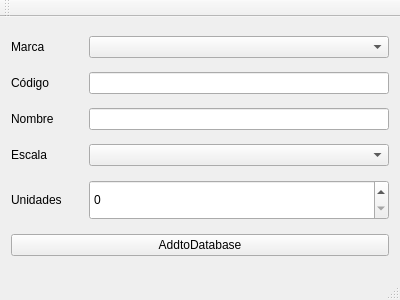
First picture: the form in BaseDatosModelismo/mainwindow.ui, repository PaulMaxAvalosAguilar/BaseDatosModelismo, before the edit.
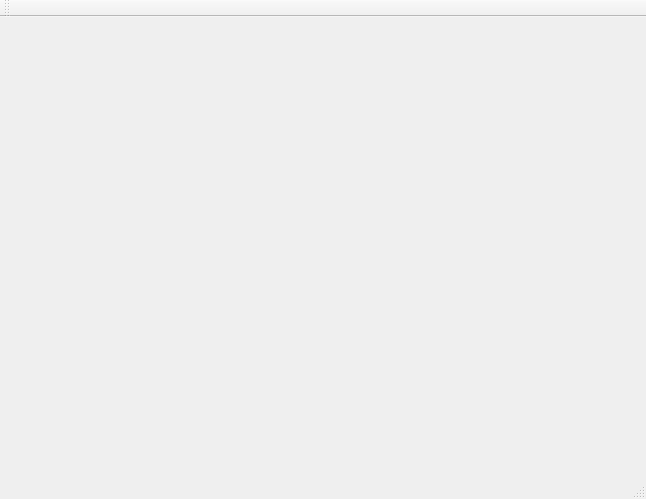
Second picture: the form after the edit.

Diff of the .ui file:
```diff
--- a/BaseDatosModelismo/mainwindow.ui
+++ b/BaseDatosModelismo/mainwindow.ui
@@ -6,8 +6,8 @@
    <rect>
     <x>0</x>
     <y>0</y>
-    <width>400</width>
-    <height>300</height>
+    <width>646</width>
+    <height>499</height>
    </rect>
   </property>
   <property name="sizePolicy">
@@ -18,155 +18,21 @@
   </property>
   <property name="minimumSize">
    <size>
-    <width>400</width>
-    <height>300</height>
+    <width>0</width>
+    <height>0</height>
    </size>
   </property>
   <property name="maximumSize">
    <size>
-    <width>400</width>
-    <height>300</height>
+    <width>16777215</width>
+    <height>16777215</height>
    </size>
   </property>
   <property name="windowTitle">
    <string>MainWindow</string>
   </property>
   <widget class="QWidget" name="centralWidget">
-   <layout class="QVBoxLayout" name="verticalLayout">
-    <item>
-     <layout class="QHBoxLayout" name="horizontalLayout">
-      <item>
-       <widget class="QLabel" name="Marcalabel">
-        <property name="text">
-         <string>Marca</string>
-        </property>
-       </widget>
-      </item>
-      <item>
-       <widget class="QComboBox" name="marcaCB">
-        <property name="minimumSize">
-         <size>
-          <width>300</width>
-          <height>0</height>
-         </size>
-        </property>
-        <property name="maximumSize">
-         <size>
-          <width>300</width>
-          <height>16777215</height>
-         </size>
-        </property>
-       </widget>
-      </item>
-     </layout>
-    </item>
-    <item>
-     <layout class="QHBoxLayout" name="horizontalLayout_3">
-      <item>
-       <widget class="QLabel" name="codigolabel">
-        <property name="text">
-         <string>Código</string>
-        </property>
-       </widget>
-      </item>
-      <item>
-       <widget class="QLineEdit" name="codigole">
-        <property name="maximumSize">
-         <size>
-          <width>300</width>
-          <height>16777215</height>
-         </size>
-        </property>
-       </widget>
-      </item>
-     </layout>
-    </item>
-    <item>
-     <layout class="QHBoxLayout" name="horizontalLayout_4">
-      <item>
-       <widget class="QLabel" name="nombreLabel">
-        <property name="text">
-         <string>Nombre</string>
-        </property>
-       </widget>
-      </item>
-      <item>
-       <widget class="QLineEdit" name="nombrele">
-        <property name="maximumSize">
-         <size>
-          <width>300</width>
-          <height>16777215</height>
-         </size>
-        </property>
-       </widget>
-      </item>
-     </layout>
-    </item>
-    <item>
-     <layout class="QHBoxLayout" name="horizontalLayout_5">
-      <item>
-       <widget class="QLabel" name="escalalabel">
-        <property name="text">
-         <string>Escala</string>
-        </property>
-       </widget>
-      </item>
-      <item>
-       <widget class="QComboBox" name="escalaCB">
-        <property name="minimumSize">
-         <size>
-          <width>300</width>
-          <height>0</height>
-         </size>
-        </property>
-       </widget>
-      </item>
-     </layout>
-    </item>
-    <item>
-     <layout class="QHBoxLayout" name="horizontalLayout_6">
-      <item>
-       <widget class="QLabel" name="unidadeslabel">
-        <property name="text">
-         <string>Unidades</string>
-        </property>
-       </widget>
-      </item>
-      <item>
-       <widget class="QSpinBox" name="unidadesSpinBox">
-        <property name="sizePolicy">
-         <sizepolicy hsizetype="Minimum" vsizetype="Minimum">
-          <horstretch>0</horstretch>
-          <verstretch>0</verstretch>
-         </sizepolicy>
-        </property>
-        <property name="minimumSize">
-         <size>
-          <width>300</width>
-          <height>0</height>
-         </size>
-        </property>
-        <property name="maximumSize">
-         <size>
-          <width>16777215</width>
-          <height>40</height>
-         </size>
-        </property>
-        <property name="maximum">
-         <number>1000000000</number>
-        </property>
-       </widget>
-      </item>
-     </layout>
-    </item>
-    <item>
-     <widget class="QPushButton" name="pushButton">
-      <property name="text">
-       <string>AddtoDatabase</string>
-      </property>
-     </widget>
-    </item>
-   </layout>
+   <layout class="QVBoxLayout" name="verticalLayout"/>
   </widget>
   <widget class="QMenuBar" name="menuBar">
    <property name="geometry">
```
Left out of the diff: 2 changed lines with no effect on the pictures.
